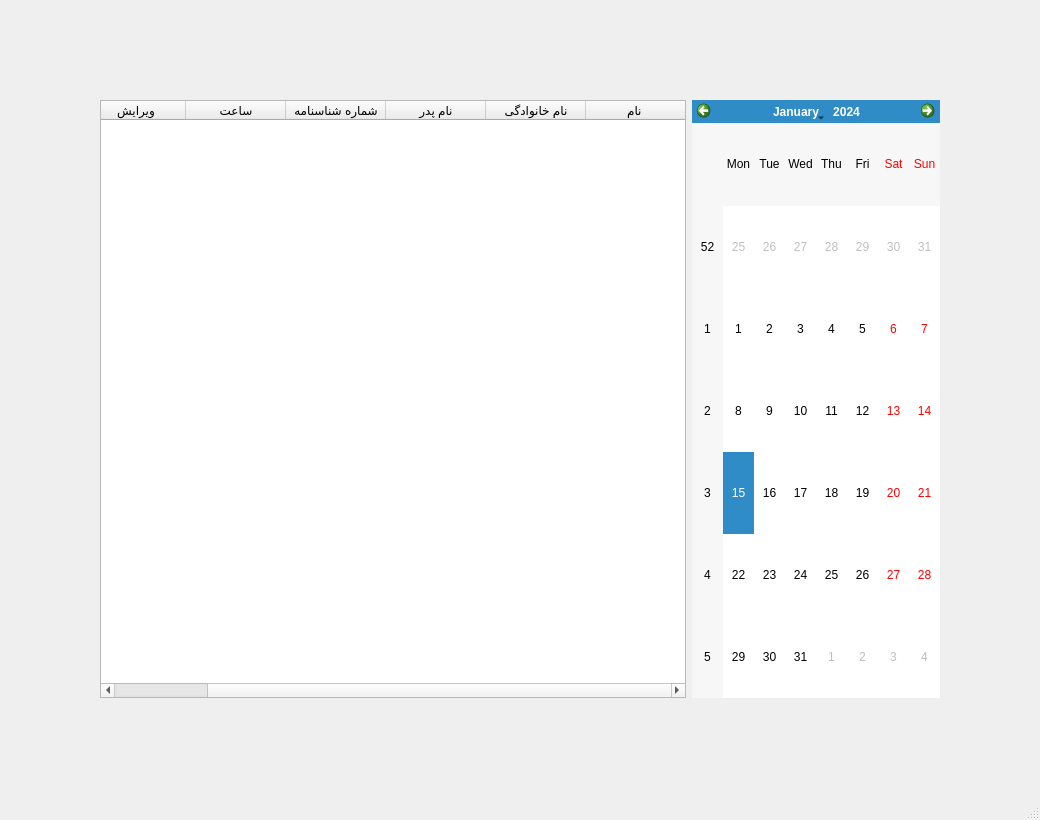
First picture: the form in gui/booking.ui, repository ali-ghazi78/AP-final_project, before the edit.
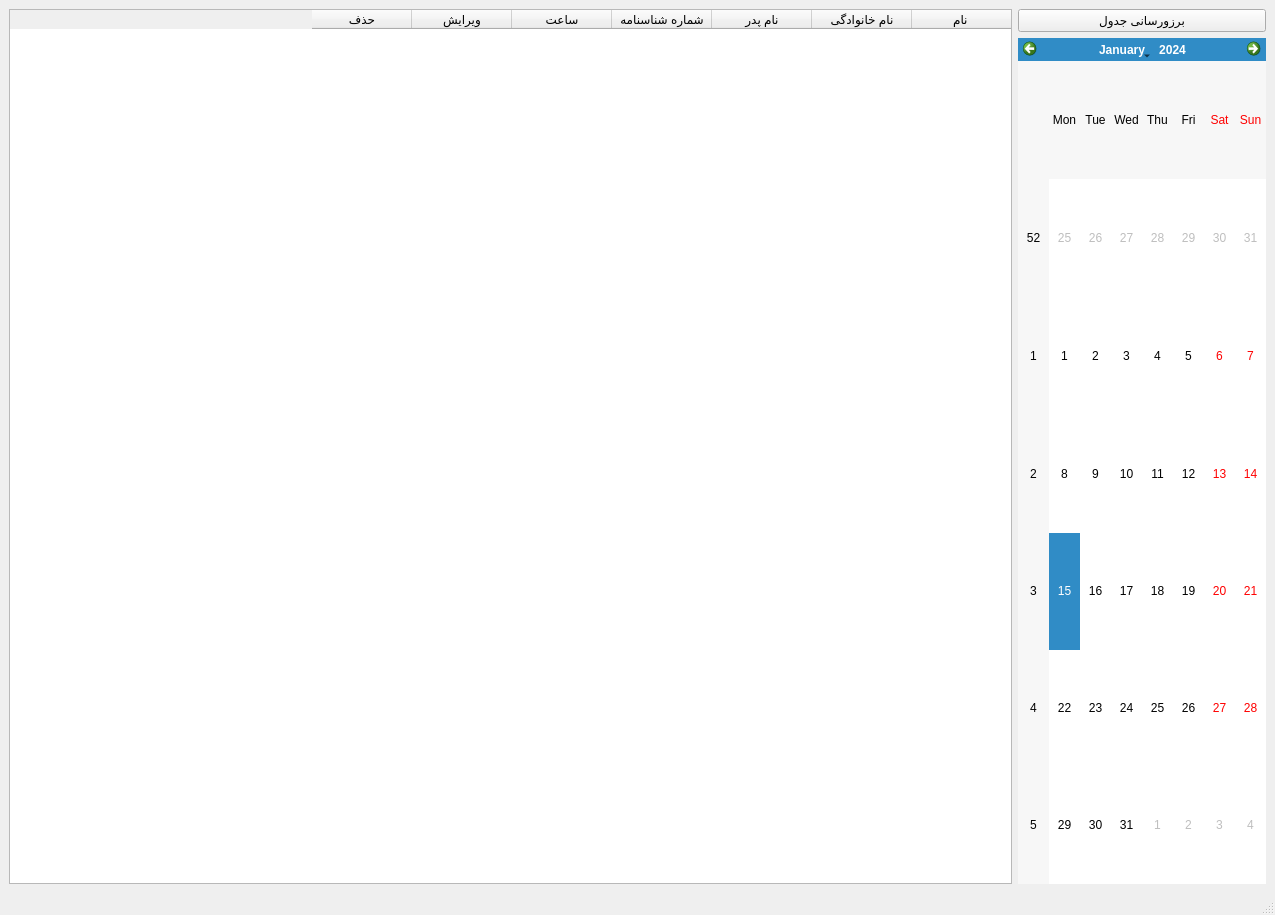
Second picture: the form after the edit.

Diff of the .ui file:
```diff
--- a/gui/booking.ui
+++ b/gui/booking.ui
@@ -6,8 +6,8 @@
    <rect>
     <x>0</x>
     <y>0</y>
-    <width>1040</width>
-    <height>820</height>
+    <width>1275</width>
+    <height>915</height>
    </rect>
   </property>
   <property name="windowTitle">
@@ -15,21 +15,6 @@
   </property>
   <widget class="QWidget" name="centralwidget">
    <layout class="QHBoxLayout" name="horizontalLayout">
-    <property name="leftMargin">
-     <number>100</number>
-    </property>
-    <property name="topMargin">
-     <number>100</number>
-    </property>
-    <property name="rightMargin">
-     <number>100</number>
-    </property>
-    <property name="bottomMargin">
-     <number>100</number>
-    </property>
-    <item>
-     <layout class="QVBoxLayout" name="verticalLayout"/>
-    </item>
     <item>
      <widget class="QTableWidget" name="tableWidget">
       <property name="layoutDirection">
@@ -68,6 +53,23 @@
         <set>AlignCenter</set>
        </property>
       </column>
+      <column>
+       <property name="text">
+        <string>حذف</string>
+       </property>
+       <property name="textAlignment">
+        <set>AlignCenter</set>
+       </property>
+      </column>
+     </widget>
+    </item>
+    <item>
+     <layout class="QVBoxLayout" name="verticalLayout">
+      <item>
+       <widget class="QPushButton" name="update">
+        <property name="text">
+         <string>برزورسانی جدول</string>
+        </property>
      </widget>
     </item>
     <item>
@@ -93,13 +95,15 @@
      </widget>
     </item>
    </layout>
+    </item>
+   </layout>
   </widget>
   <widget class="QMenuBar" name="menubar">
    <property name="geometry">
     <rect>
      <x>0</x>
      <y>0</y>
-     <width>1040</width>
+     <width>1275</width>
      <height>26</height>
     </rect>
    </property>
```
Lines whose indentation alone changed are shown as unchanged.
